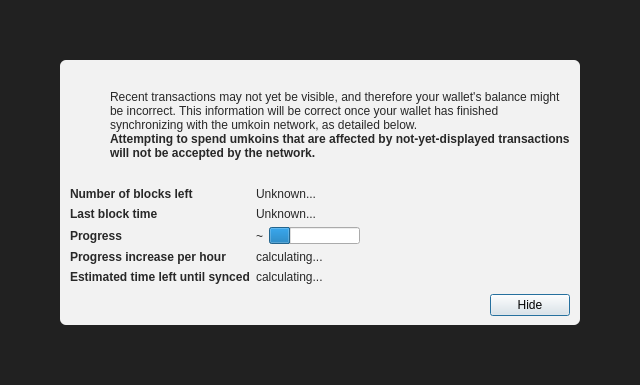
First picture: the form in src/qt/forms/modaloverlay.ui, repository umkoin/umkoin, before the edit.
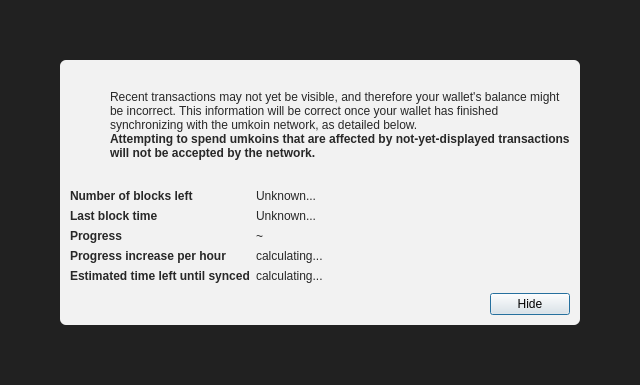
Second picture: the form after the edit. Icons and pictures are not drawn.

Commit message:
Sync to mainstream commit 480bf01c295527bd212964efe4df3bb886db5654 (Fri, 30 Apr 2021 07:51:39 +0200)
Merge umkoin-core/gui#300: Remove progress bar on modal overlay

```diff
--- a/src/qt/forms/modaloverlay.ui
+++ b/src/qt/forms/modaloverlay.ui
@@ -271,16 +271,6 @@
                </property>
               </widget>
              </item>
-             <item>
-              <widget class="QProgressBar" name="progressBar">
-               <property name="value">
-                <number>24</number>
-               </property>
-               <property name="format">
-                <string/>
-               </property>
-              </widget>
-             </item>
             </layout>
            </item>
            <item row="4" column="0">
```
The commit also changes 1 other file.
